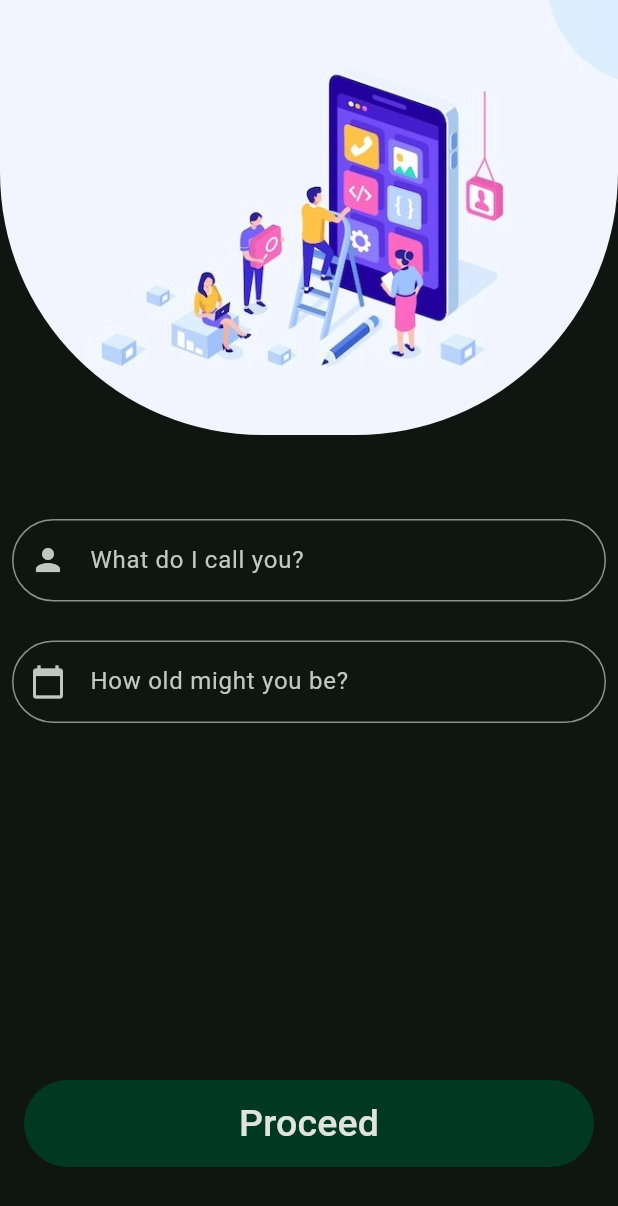
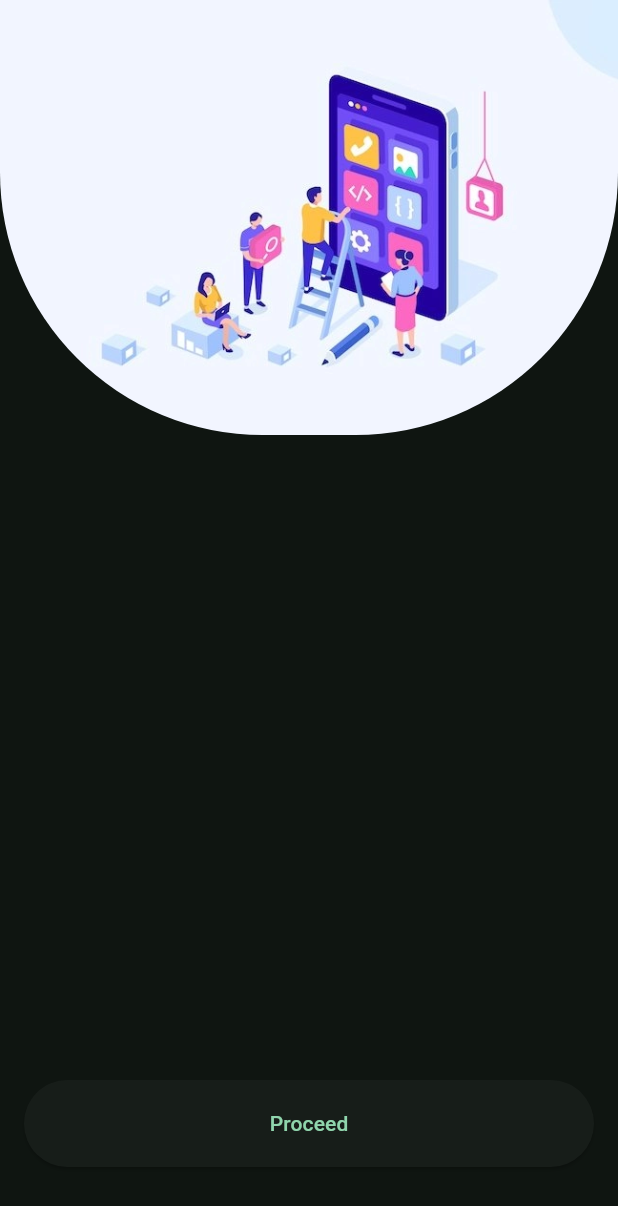
Before and after one commit to jeryjs/Career-Recommendation-App-Flutter, a Flutter app: the StartScreen screen opened directly, on a phone screen of 412 x 824 dp. Shown: the top 1206 px of the screen. Run offline on Flutter 3.47's test engine with Material 3 defaults, Android fonts, the light colour scheme and no system bars; our stand-ins replace adaptive_theme, flutter_spinkit, percent_indicator; missing offline and left inert: dart_openai, flutter_share, markdown_widget.

Commit message:
Improved start screen

```diff
--- a/lib/start_screen.dart
+++ b/lib/start_screen.dart
@@ -1,7 +1,6 @@
 import 'package:adaptive_theme/adaptive_theme.dart';
 import 'package:ashiq/question_screen.dart';
 import 'package:flutter/material.dart';
-import 'package:flutter/services.dart';
 
 class StartScreen extends StatefulWidget {
   const StartScreen({super.key});
@@ -11,8 +10,8 @@
 }
 
 class _StartScreenState extends State<StartScreen> {
-  final TextEditingController _nameController = TextEditingController();
-  final TextEditingController _ageController = TextEditingController();
+
+  bool _isAnimating = false;
 
   @override
   Widget build(BuildContext context) {
@@ -22,44 +21,13 @@
       backgroundColor: clrSchm.surface,
       body: Column(
         children: [
-          ClipRRect(
-            borderRadius: const BorderRadius.vertical(bottom: Radius.circular(175)),
-            child: Image.asset('assets/images/building_an_app.png', height: 290, fit: BoxFit.cover),
-          ),
-          const SizedBox(height: 40),
-          Padding(
-            padding: const EdgeInsets.symmetric(horizontal: 8, vertical: 16),
-            child: TextField(
-              controller: _nameController, maxLines: 1,
-              decoration: InputDecoration(
-                labelText: "What do I call you?", hintText: "Enter your unique name",
-                prefixIcon: const Icon(Icons.person),
-                border: OutlineInputBorder(borderRadius: BorderRadius.circular(100)),
-                focusedBorder: OutlineInputBorder(
-                  borderRadius: BorderRadius.circular(16),
-                  borderSide: BorderSide(color: clrSchm.primaryContainer, width: 4),
-                ),
-              ),
-              style: TextStyle(color: clrSchm.primary, fontSize: 15),
-            ),
-          ),
-          const SizedBox(height: 10),
-          Padding(
-            padding: const EdgeInsets.symmetric(horizontal: 8),
-            child: TextField(
-              controller: _ageController, maxLines: 1,
-              keyboardType: TextInputType.number,
-              inputFormatters: <TextInputFormatter>[FilteringTextInputFormatter.digitsOnly],
-              decoration: InputDecoration(
-                labelText: "How old might you be?", hintText: "Enter your age",
-                border: OutlineInputBorder(borderRadius: BorderRadius.circular(100)),
-                prefixIcon: const Icon(Icons.calendar_today),
-                focusedBorder: OutlineInputBorder(
-                  borderRadius: BorderRadius.circular(16),
-                  borderSide: BorderSide(color: clrSchm.primaryContainer, width: 4),
-                ),
-              ),
-              style: TextStyle(color: clrSchm.primary, fontSize: 15),
+          AnimatedContainer(
+            duration: const Duration(seconds: 1),
+            curve: Curves.easeInOut,
+            height: _isAnimating ? MediaQuery.of(context).size.height*0.75 : 290,
+            child: ClipRRect(
+              borderRadius: const BorderRadius.vertical(bottom: Radius.circular(175)),
+              child: Image.asset('assets/images/building_an_app.png', fit: BoxFit.cover),
             ),
           ),
         ],
@@ -67,69 +35,41 @@
       bottomNavigationBar: Container(
         margin: const EdgeInsets.symmetric(vertical: 46, horizontal: 16),
         width: double.infinity,
-        child: loginButtonWD(context),
+        child: preoceedButton(context),
       ),
     );
   }
 
-  Widget loginFormWD({required String title, required TextEditingController controller, bool digits = false}) {
+  Widget preoceedButton(BuildContext context) {
     final clrSchm = Theme.of(context).colorScheme;
     return SizedBox(
       height: 58,
-      child: TextField(
-        controller: controller,
-        maxLines: 1,
-        keyboardType: digits ? TextInputType.number : null,
-        inputFormatters: digits ? <TextInputFormatter>[
-          FilteringTextInputFormatter.digitsOnly
-        ] : null,
-        decoration: InputDecoration(
-          labelText: title,
-          border: OutlineInputBorder(borderRadius: BorderRadius.circular(100)),
-          prefixIcon: const Icon(Icons.calendar_today),
-          focusedBorder: OutlineInputBorder(
-            borderRadius: BorderRadius.circular(8),
-            borderSide: BorderSide(
-              color: clrSchm.primaryContainer,
-              width: 4,
-            ),
-          ),
-        ),
-        style: TextStyle(
-          color: clrSchm.primary,
-          fontSize: 15,
-        ),
+      child: ElevatedButton(
+        onPressed: () {
+          setState(() {
+            _isAnimating = true;
+          });
+          Future.delayed(const Duration(seconds: 1), () {
+            Navigator.push(
+              context,
+              PageRouteBuilder(
+                transitionDuration: const Duration(seconds: 1),
+                pageBuilder: (context, animation, secondaryAnimation) => const QuestionScreen(),
+                transitionsBuilder: (context, animation, secondaryAnimation, child) {
+                  return FadeTransition(
+                    opacity: animation,
+                    child: child,
+                  );
+                },
+              ),
+            );
+          });
+        },
+        // color: clrSchm.primary,
+        child: const Text('Proceed'),
       ),
     );
   }
-
-  Widget loginButtonWD(BuildContext context) {
-    final clrSchm = Theme.of(context).colorScheme;
-    return SizedBox(
-      height: 58,
-      width: double.infinity,
-      child: ElevatedButton(
-        onPressed: () {
-          Navigator.of(context).push(MaterialPageRoute(
-              builder: (context) => const QuestionScreen()));
-        },
-        style: ElevatedButton.styleFrom(
-          elevation: 0,
-          backgroundColor: clrSchm.onPrimary,
-          shape: const RoundedRectangleBorder(
-              borderRadius: BorderRadius.all(Radius.circular(99))),
-        ),
-        child: Text(
-          'Proceed',
-          style: TextStyle(
-            color: clrSchm.onBackground,
-            fontSize: 25,
-            fontWeight: FontWeight.w500,
-          ),
-        ),
-      ),
-    );
-}
 }
 
 class ThemeSelectionPage extends StatelessWidget {
```
Also changed, not shown: lib/widgets.dart (added, +24 -0 lines).
